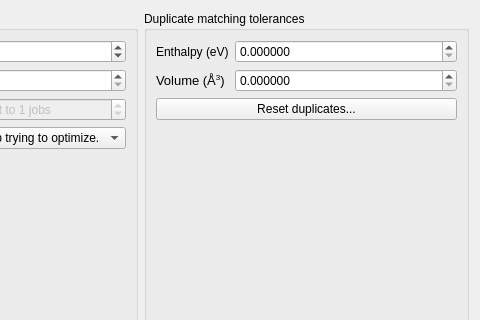
The window that src/xtalopt/ui/tab_opt.ui (xtalopt/XtalOpt) describes before a commit, drawn with Qt 5; both pictures show x 543 to 1023 and y 0 to 320 of the 1023 by 629 pixel window.
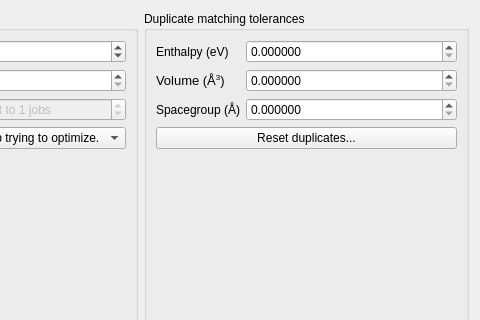
The same window after the commit.

Commit message: Allow setting of the spacegroup tolerances in the GUI.

What changed in the file:
```diff
--- a/src/xtalopt/ui/tab_opt.ui
+++ b/src/xtalopt/ui/tab_opt.ui
@@ -377,7 +377,7 @@
         </property>
        </widget>
       </item>
-      <item row="2" column="1" colspan="2">
+      <item row="4" column="1" colspan="2">
        <widget class="QPushButton" name="push_dup_reset">
         <property name="toolTip">
          <string>Manually recheck all structures for duplicates (necessary after changing the above options).</string>
@@ -387,7 +387,7 @@
         </property>
        </widget>
       </item>
-      <item row="3" column="1">
+      <item row="5" column="1">
        <spacer name="verticalSpacer_2">
         <property name="orientation">
          <enum>Qt::Vertical</enum>
@@ -400,6 +400,23 @@
         </property>
        </spacer>
       </item>
+      <item row="2" column="1">
+       <widget class="QLabel" name="label_10">
+        <property name="text">
+         <string>Spacegroup (Å)</string>
+        </property>
+       </widget>
+      </item>
+      <item row="2" column="2">
+       <widget class="QDoubleSpinBox" name="spin_tol_spg">
+        <property name="decimals">
+         <number>6</number>
+        </property>
+        <property name="singleStep">
+         <double>0.010000000000000</double>
+        </property>
+       </widget>
+      </item>
      </layout>
     </widget>
    </item>
```
The commit also changes 6 other files.
